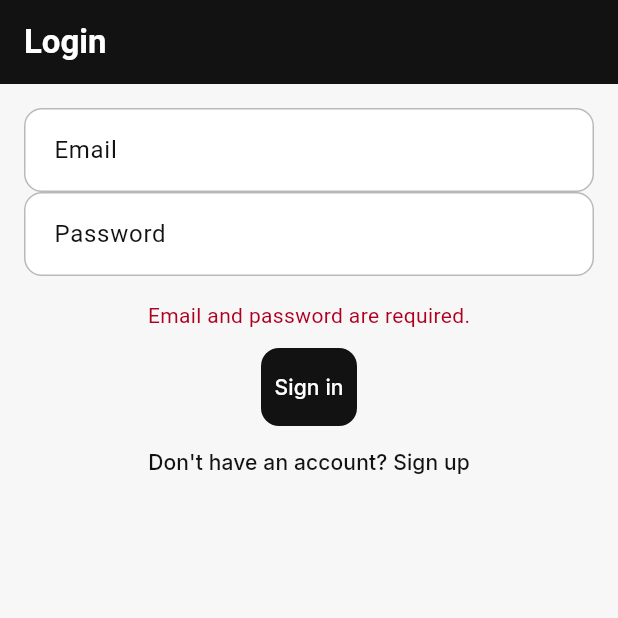
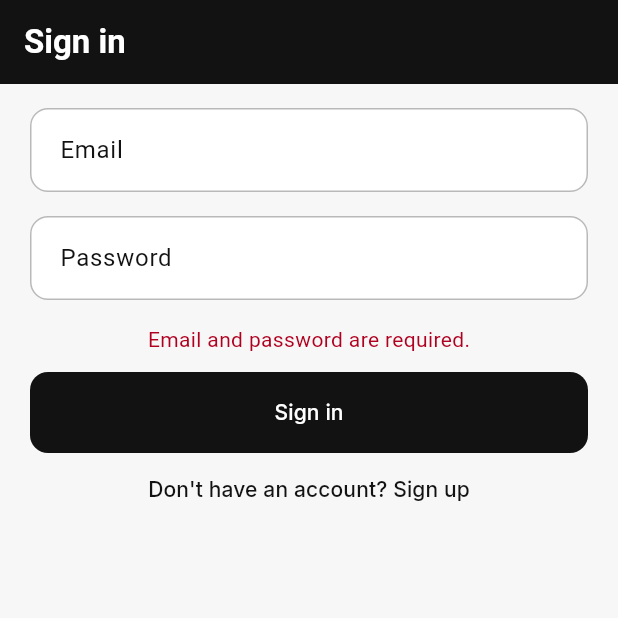
Before and after one commit to mukt-SPEC/flutter-chat-starter, a Flutter app: the screen it shows after launch, after a tap on "Sign in", on a phone screen of 412 x 824 dp, the top half of it. Run offline on Flutter 3.47's test engine with Material 3 defaults, Android fonts, the phone set to English and light mode, and no system bars; our stand-ins replace cached_network_image, cloud_firestore, cloud_functions, connectivity_plus, emoji_picker_flutter, firebase_auth and 13 more; missing offline and left inert: cloudinary, record, video_compress; accounts and stored records are empty.

Commit message:
feat: setup auth screens, global theme, and chat room functionality with media support

```diff
--- /dev/null
+++ b/lib/core/config/cloudinary_config.dart
@@ -0,0 +1,6 @@
+class CloudinaryConfig {
+  static const String cloudName = 'dp4qnqgm9';
+  static const String apiKey = '987761553915834';
+  static const String apiSecret = 'dJGhihvgff2Q0VQXAdmYLeW9rss';
+  static const String uploadPreset = 'chat_app_preset';
+}
--- a/lib/core/firebase_providers.dart
+++ b/lib/core/firebase_providers.dart
@@ -3,6 +3,9 @@ import 'package:cloud_functions/cloud_functions.dart';
 import 'package:firebase_auth/firebase_auth.dart';
 import 'package:firebase_storage/firebase_storage.dart';
 import 'package:flutter_riverpod/flutter_riverpod.dart';
+import 'package:cloudinary/cloudinary.dart';
+
+import 'config/cloudinary_config.dart';
 
 final firebaseAuthProvider = Provider<FirebaseAuth>((ref) {
   return FirebaseAuth.instance;
@@ -20,10 +23,19 @@ final firebaseFunctionsProvider = Provider<FirebaseFunctions>((ref) {
   return FirebaseFunctions.instance;
 });
 
+final cloudinaryProvider = Provider<Cloudinary>((ref) {
+  return Cloudinary.signedConfig(
+    apiKey: CloudinaryConfig.apiKey,
+    apiSecret: CloudinaryConfig.apiSecret,
+    cloudName: CloudinaryConfig.cloudName,
+  );
+});
+
 final authStateChangesProvider = StreamProvider<User?>((ref) {
   return ref.watch(firebaseAuthProvider).authStateChanges();
 });
 
 final currentUserProvider = Provider<User?>((ref) {
+  ref.watch(authStateChangesProvider);
   return ref.watch(firebaseAuthProvider).currentUser;
 });
--- a/lib/core/theme.dart
+++ b/lib/core/theme.dart
@@ -28,14 +28,16 @@ class AppTheme {
         elevation: 0,
         centerTitle: false,
       ),
-      floatingActionButtonTheme: const FloatingActionButtonThemeData(
+      floatingActionButtonTheme:  FloatingActionButtonThemeData(
         backgroundColor: primaryDark,
         foregroundColor: white,
         elevation: 0,
         hoverElevation: 0,
         focusElevation: 0,
         highlightElevation: 0,
-        shape: CircleBorder(),
+        shape: RoundedRectangleBorder(
+          borderRadius: BorderRadius.circular(8),
+        ),
       ),
       textTheme: GoogleFonts.interTextTheme().copyWith(
         headlineLarge: const TextStyle(
@@ -81,6 +83,7 @@ class AppTheme {
           foregroundColor: white,
           elevation: 0,
           padding: const EdgeInsets.symmetric(vertical: 16),
+          minimumSize: const Size(double.infinity, 54),
           shape: RoundedRectangleBorder(
             borderRadius: BorderRadius.circular(12),
           ),
--- a/lib/features/auth/presentation/screens/login_screen.dart
+++ b/lib/features/auth/presentation/screens/login_screen.dart
@@ -45,9 +45,9 @@ class _LoginScreenState extends ConsumerState<LoginScreen> {
         : null;
 
     return Scaffold(
-      appBar: AppBar(title: const Text('Login')),
+      appBar: AppBar(title: Text(_isLoginMode ? 'Sign in' : 'Sign up')),
       body: Padding(
-        padding: const EdgeInsets.all(16),
+        padding: const EdgeInsets.symmetric(horizontal: 20, vertical: 16),
         child: Column(
           children: [
             TextField(
@@ -55,6 +55,7 @@ class _LoginScreenState extends ConsumerState<LoginScreen> {
               decoration: const InputDecoration(labelText: 'Email'),
               enabled: !isLoading,
             ),
+            const SizedBox(height: 16),
             TextField(
               controller: _passwordController,
               decoration: const InputDecoration(labelText: 'Password'),
--- a/lib/features/chat_list/presentation/screens/chat_list_screen.dart
+++ b/lib/features/chat_list/presentation/screens/chat_list_screen.dart
@@ -188,7 +188,8 @@ class _ConversationTile extends ConsumerWidget {
         }
         return profile.displayName.isEmpty ? profile.email : profile.displayName;
       },
-      orElse: () => otherUserId.isEmpty ? 'Unknown chat' : otherUserId,
+      loading: () => 'Loading...',
+      orElse: () => otherUserId.isEmpty ? 'Unknown chat' : 'Loading...',
     );
 
     final subtitle = conversation.lastMessagePreview?.trim().isNotEmpty == true
```
Also changed, not shown: lib/data/repositories/media_repository.dart (+56 -29 lines), lib/features/auth/presentation/controllers/auth_controller.dart (+8 -2 lines), lib/features/chat_room/presentation/screens/chat_room_screen.dart (+12 -7 lines), lib/features/chat_room/presentation/widgets/reaction_bar.dart (+6 -3 lines), pubspec.yaml (+10 -8 lines), pubspec.lock, 1 other file.
